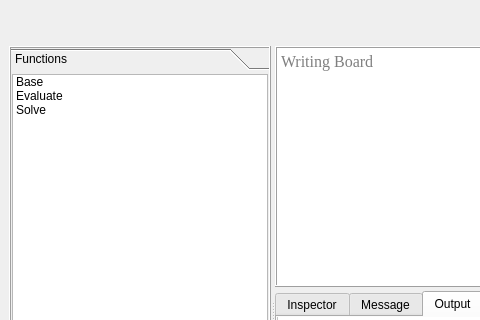
The window that view/perfect.ui (docty/Matcox) describes before a commit, drawn with Qt 5; both pictures show x 0 to 480 and y 0 to 320 of the 1053 by 583 pixel window.
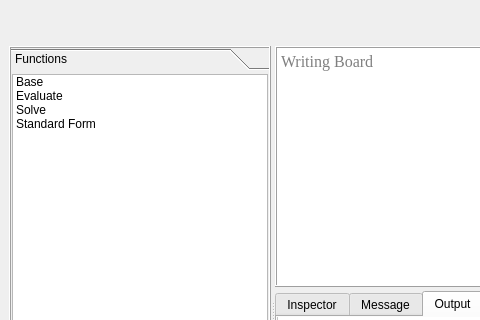
The same window after the commit. Icons and pictures are not drawn.

Patch:
```diff
--- a/view/perfect.ui
+++ b/view/perfect.ui
@@ -148,7 +148,7 @@
          <rect>
           <x>0</x>
           <y>0</y>
-          <width>226</width>
+          <width>258</width>
           <height>363</height>
          </rect>
         </property>
@@ -209,6 +209,11 @@
              <string>Solve</string>
             </property>
            </item>
+           <item>
+            <property name="text">
+             <string>Standard Form</string>
+            </property>
+           </item>
           </widget>
          </item>
         </layout>
```
Left out of the diff: 2 changed lines with no effect on the pictures.
